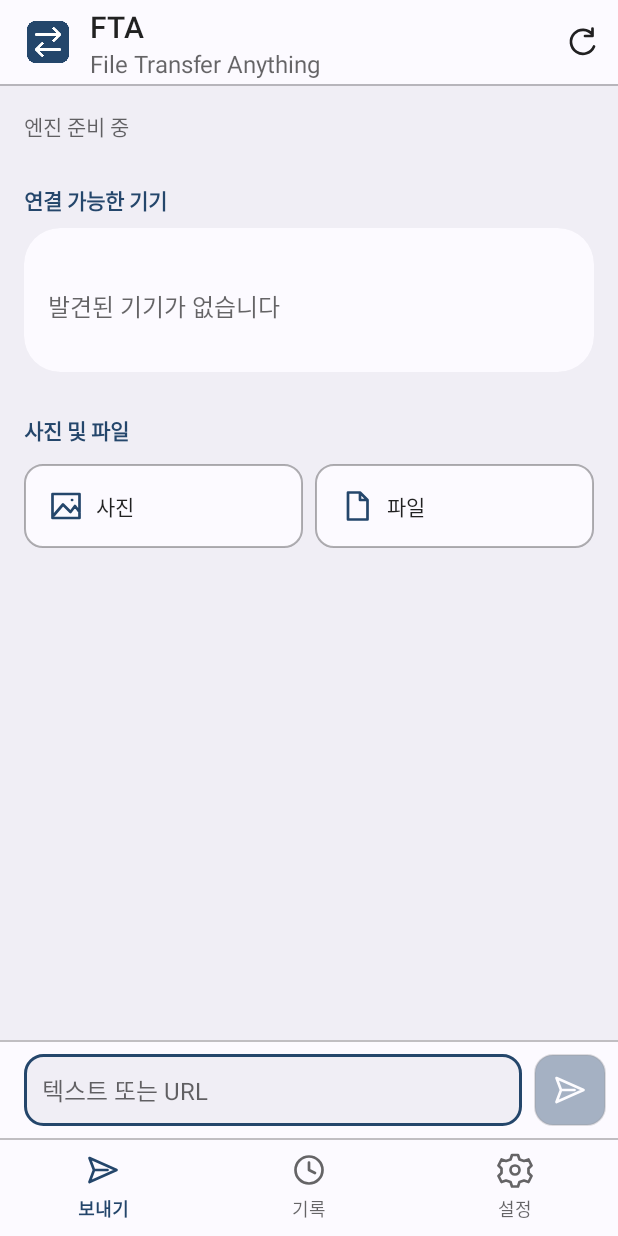
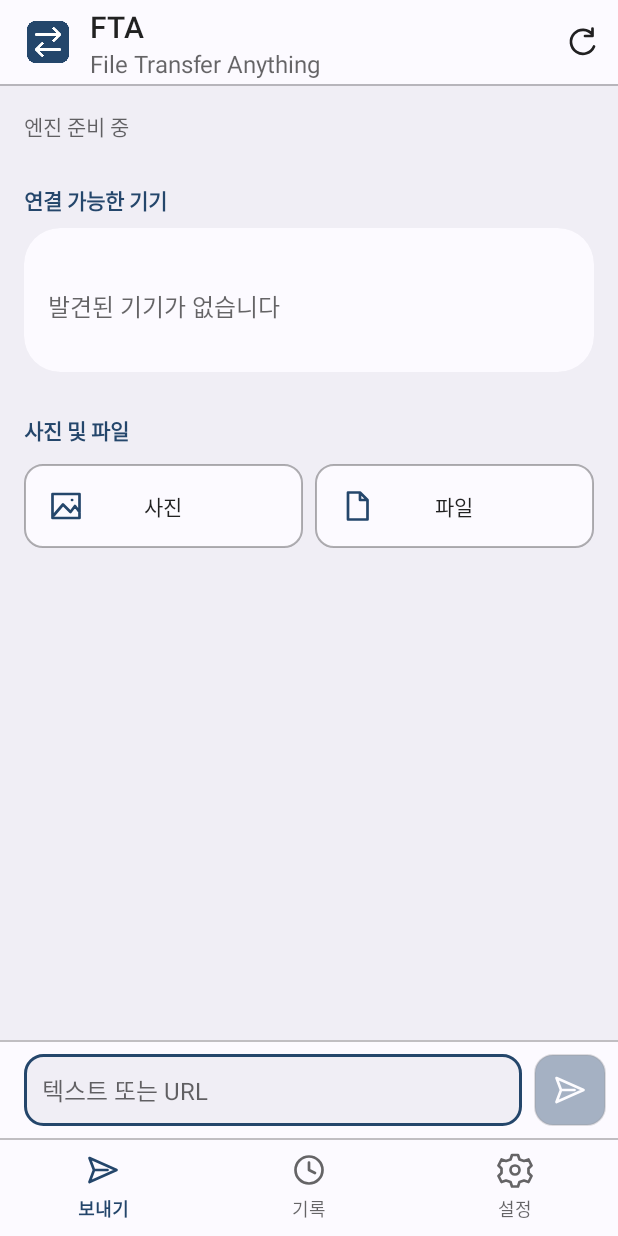
Before and after one commit to froiibn/FTA, an Android app: the screen it shows after launch (MainActivity), on a phone screen of 412 x 824 dp. Run offline under Robolectric (Android 15) with nearby library versions, the phone set to English and light mode, and no system bars; pictures from the network do not load; 2 statements that could not run were skipped.

Commit message:
fix(android): center photo and file button labels

```diff
--- a/apps/android/app/src/main/java/app/fta/android/MainActivity.java
+++ b/apps/android/app/src/main/java/app/fta/android/MainActivity.java
@@ -316,7 +316,8 @@ public final class MainActivity extends Activity {
     private TextView label(String text,int size){TextView t=new TextView(this);t.setText(text);t.setTextColor(textPrimary);t.setTextSize(size);return t;}
     // An outlined native Button remains visible as an action rather than blending into a list label.
     private Button button(String text,Runnable action){Button b=new Button(this);b.setBackground(actionSurface(surface));b.setTextColor(textPrimary);b.setPadding(dp(16),dp(8),dp(16),dp(8));b.setText(text);b.setAllCaps(false);b.setMinHeight(dp(48));b.setOnClickListener(v->action.run());return b;}
-    private void setButtonIcon(Button button,int resource){Drawable icon=getDrawable(resource);icon.setTint(accent);button.setCompoundDrawablesWithIntrinsicBounds(icon,null,null,null);button.setCompoundDrawablePadding(dp(8));button.setPadding(dp(16),0,dp(16),0);button.setGravity(Gravity.START|Gravity.CENTER_VERTICAL);}
+    // Balance the text area against the left drawable so only the labels move to the button center; icons remain at their existing start padding.
+    private void setButtonIcon(Button button,int resource){Drawable icon=getDrawable(resource);icon.setTint(accent);button.setCompoundDrawablesWithIntrinsicBounds(icon,null,null,null);button.setCompoundDrawablePadding(dp(8));button.setPadding(dp(16),0,dp(16)+icon.getIntrinsicWidth()+dp(8),0);button.setGravity(Gravity.START|Gravity.CENTER_VERTICAL);button.setTextAlignment(View.TEXT_ALIGNMENT_CENTER);}
     private int themeColor(int attribute){android.content.res.TypedArray values=obtainStyledAttributes(new int[]{attribute});try{return values.getColor(0,Color.BLACK);}finally{values.recycle();}}
     private static int withAlpha(int color,float alpha){return (color&0x00FFFFFF)|(Math.round(255*alpha)<<24);}
     private Drawable selectable(boolean borderless){android.content.res.TypedArray values=obtainStyledAttributes(new int[]{borderless?android.R.attr.selectableItemBackgroundBorderless:android.R.attr.selectableItemBackground});try{return values.getDrawable(0);}finally{values.recycle();}}
```
